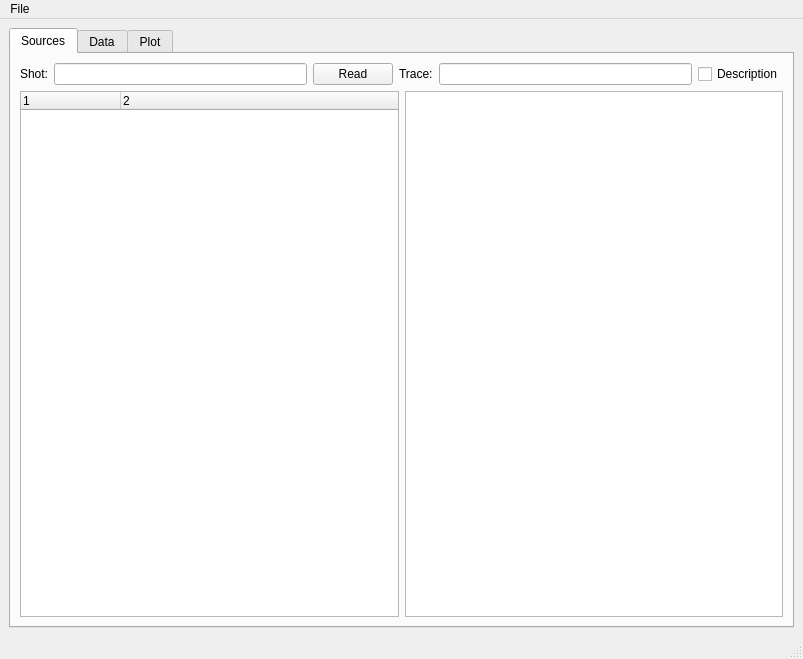
The window that pyxpad_main.ui (bendudson/pyxpad) describes before a commit, drawn with Qt 5.
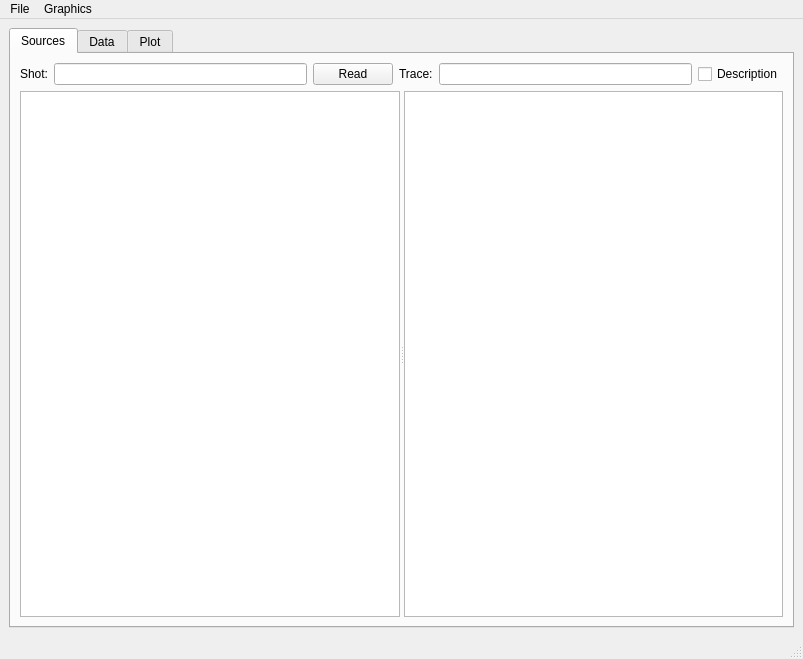
The same window after the commit.

The edit to the form file:
```diff
--- a/pyxpad_main.ui
+++ b/pyxpad_main.ui
@@ -15,7 +15,7 @@
   </property>
   <widget class="QWidget" name="centralwidget">
    <layout class="QGridLayout" name="gridLayout_2">
-    <item row="0" column="1">
+    <item row="0" column="0">
      <widget class="QTabWidget" name="tabWidget">
       <property name="currentIndex">
        <number>0</number>
@@ -24,10 +24,8 @@
        <attribute name="title">
         <string>Sources</string>
        </attribute>
-       <layout class="QGridLayout" name="gridLayout_6">
-        <item row="0" column="0">
          <layout class="QGridLayout" name="gridLayout_3">
-          <item row="0" column="0" colspan="2">
+        <item row="0" column="0">
            <layout class="QGridLayout" name="gridLayout">
             <item row="0" column="0">
              <widget class="QLabel" name="label">
@@ -65,7 +63,30 @@
             </item>
            </layout>
           </item>
-          <item row="1" column="1">
+        <item row="1" column="0">
+         <widget class="QSplitter" name="splitter">
+          <property name="orientation">
+           <enum>Qt::Horizontal</enum>
+          </property>
+          <widget class="QTreeWidget" name="treeView">
+           <property name="columnCount">
+            <number>1</number>
+           </property>
+           <attribute name="headerVisible">
+            <bool>false</bool>
+           </attribute>
+           <attribute name="headerDefaultSectionSize">
+            <number>200</number>
+           </attribute>
+           <attribute name="headerStretchLastSection">
+            <bool>true</bool>
+           </attribute>
+           <column>
+            <property name="text">
+             <string notr="true">Source</string>
+            </property>
+           </column>
+          </widget>
            <widget class="QTableWidget" name="sourceTable">
             <property name="sizePolicy">
              <sizepolicy hsizetype="Expanding" vsizetype="Expanding">
@@ -99,25 +120,7 @@
             </attribute>
             <column/>
            </widget>
-          </item>
-          <item row="1" column="0">
-           <widget class="QTreeWidget" name="treeView">
-            <property name="columnCount">
-             <number>2</number>
-            </property>
-            <column>
-             <property name="text">
-              <string notr="true">1</string>
-             </property>
-            </column>
-            <column>
-             <property name="text">
-              <string notr="true">2</string>
-             </property>
-            </column>
-           </widget>
-          </item>
-         </layout>
+         </widget>
         </item>
        </layout>
       </widget>
@@ -229,6 +232,7 @@
      </property>
      <addaction name="actionNetCDF_file"/>
      <addaction name="actionXPAD_tree"/>
+     <addaction name="actionBOUT_data"/>
     </widget>
     <addaction name="menuAdd_source"/>
     <addaction name="separator"/>
@@ -237,7 +241,15 @@
     <addaction name="separator"/>
     <addaction name="actionExit"/>
    </widget>
+   <widget class="QMenu" name="menuPlot">
+    <property name="title">
+     <string>Graphics</string>
+    </property>
+    <addaction name="actionPlot"/>
+    <addaction name="actionXYPlot"/>
+   </widget>
    <addaction name="menuFile"/>
+   <addaction name="menuPlot"/>
   </widget>
   <widget class="QStatusBar" name="statusbar"/>
   <action name="actionLoad_config">
@@ -265,12 +277,36 @@
    <property name="text">
     <string>XPAD tree</string>
    </property>
+   <property name="toolTip">
+    <string>Load a tree of XPAD items</string>
+   </property>
   </action>
   <action name="actionNetCDF_file">
    <property name="text">
     <string>NetCDF file</string>
    </property>
   </action>
+  <action name="actionPlot">
+   <property name="text">
+    <string>Plot</string>
+   </property>
+  </action>
+  <action name="actionXYPlot">
+   <property name="text">
+    <string>XYPlot</string>
+   </property>
+  </action>
+  <action name="actionBOUT_data">
+   <property name="text">
+    <string>BOUT++ data</string>
+   </property>
+   <property name="toolTip">
+    <string>Read BOUT++ data directory</string>
+   </property>
+   <property name="shortcut">
+    <string>Ctrl+S</string>
+   </property>
+  </action>
  </widget>
  <resources/>
  <connections/>
```
Lines whose indentation alone changed are shown as unchanged.
